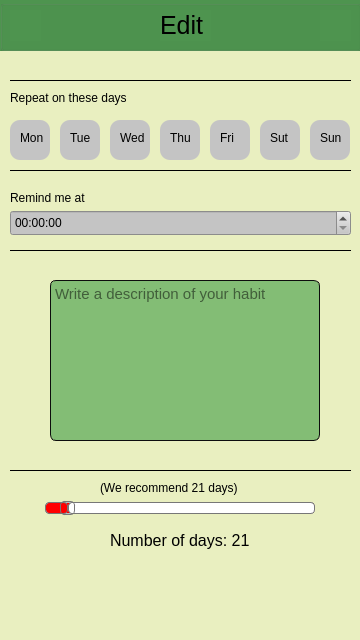
This is edit.ui in oleksandrhf/GoHabit as Qt 5 draws it before an edit. The edited form follows.
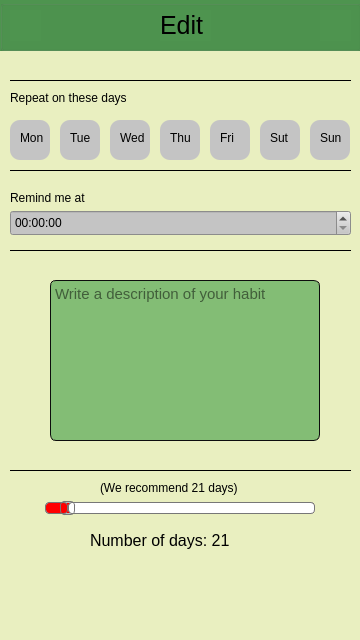
This is the edited form. Icons and pictures are not drawn.

```diff
--- a/edit.ui
+++ b/edit.ui
@@ -237,7 +237,7 @@
     <rect>
      <x>10</x>
      <y>90</y>
-     <width>121</width>
+     <width>241</width>
      <height>16</height>
     </rect>
    </property>
@@ -250,7 +250,7 @@
     <rect>
      <x>10</x>
      <y>190</y>
-     <width>91</width>
+     <width>261</width>
      <height>16</height>
     </rect>
    </property>
@@ -608,9 +608,9 @@
   <widget class="QLabel" name="label_5">
    <property name="geometry">
     <rect>
-     <x>110</x>
+     <x>90</x>
      <y>520</y>
-     <width>141</width>
+     <width>261</width>
      <height>41</height>
     </rect>
    </property>
```
Left out of the diff: 1 changed line with no effect on the pictures.
